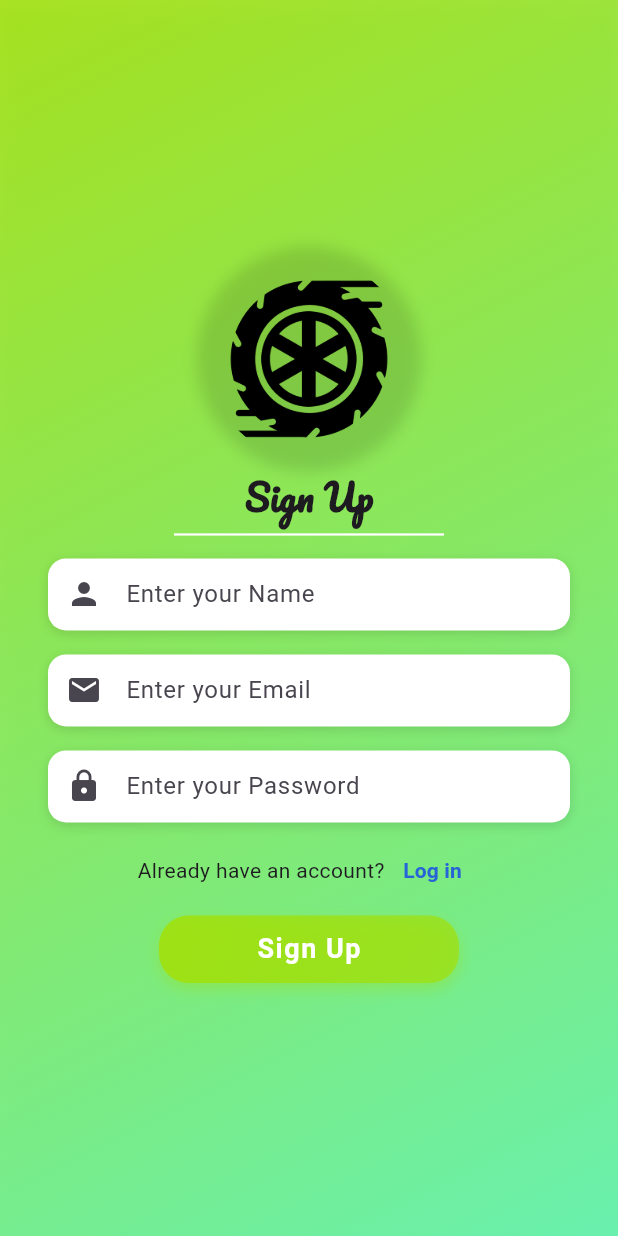
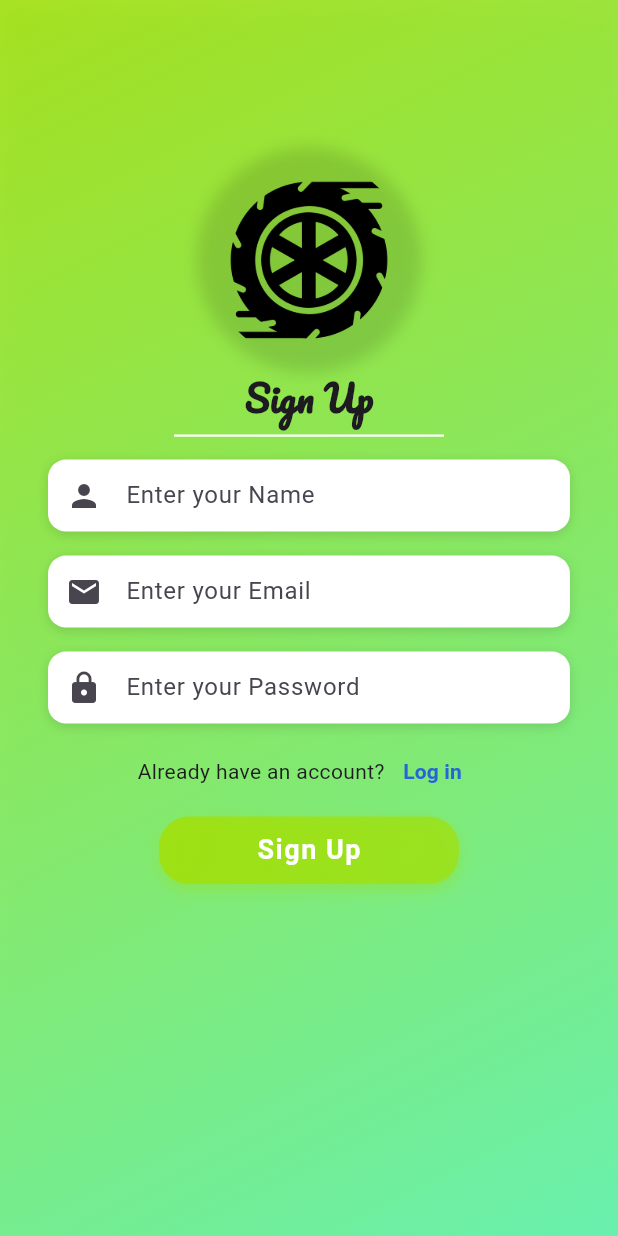
Before and after one commit to iam-talhaa/MY_Drive, a Flutter app: the screen it shows after launch, after a tap on "Sign Up", on a phone screen of 412 x 824 dp. Run offline on Flutter 3.47's test engine with Material 3 defaults, Android fonts, the light colour scheme and no system bars; our stand-ins replace firebase_auth, firebase_core, flutter_map, fluttertoast, geolocator, latlong2 and 1 more; accounts and stored records are empty.

Commit message:
Reponsive Screen Added

```diff
--- a/lib/Screens/Auth/AuthScreen.dart
+++ b/lib/Screens/Auth/AuthScreen.dart
@@ -90,7 +90,7 @@ class _AuthScreenState extends State<AuthScreen> {
       child: Column(
         mainAxisAlignment: MainAxisAlignment.center,
         children: [
-          SizedBox(height: MediaQuery.of(context).size.height * 0.18),
+          SizedBox(height: MediaQuery.of(context).size.height * 0.10),
           buildLogo(),
           Text(
             'Login',
@@ -167,7 +167,7 @@ class _AuthScreenState extends State<AuthScreen> {
       child: Column(
         mainAxisAlignment: MainAxisAlignment.center,
         children: [
-          SizedBox(height: MediaQuery.of(context).size.height * 0.18),
+          SizedBox(height: MediaQuery.of(context).size.height * 0.10),
 
           buildLogo(),
           Text(
--- a/pubspec.yaml
+++ b/pubspec.yaml
@@ -95,7 +95,7 @@ flutter:
   # https://flutter.dev/to/asset-from-package
 
   # To add custom fonts to your application, add a fonts section here,
-  # in this "flutter" section. Each entry in this list should have a
+  # in this "flutter" section. Each entry in this list should have ald
   # "family" key with the font family name, and a "fonts" key with a
   # list giving the asset and other descriptors for the font. For
   # example:
```
